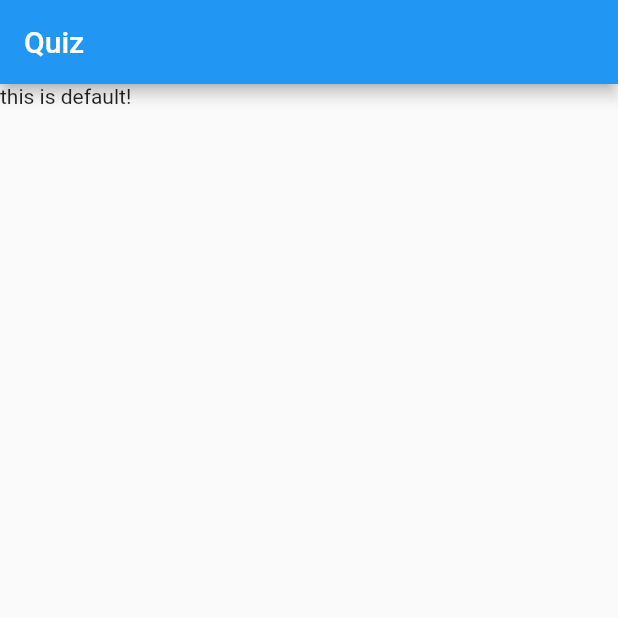
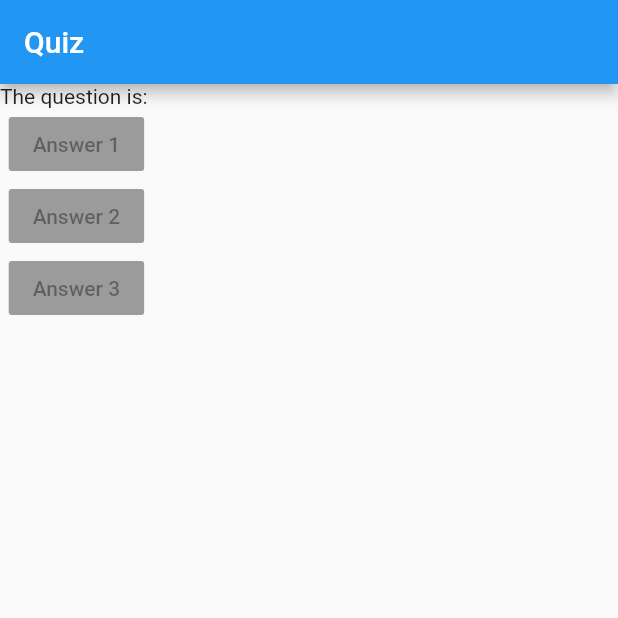
Before and after one commit to ashishu8888/QuizApp, a Flutter app: the screen it shows after launch, on a phone screen of 412 x 824 dp, the top half of it. Run offline on Flutter 3.47's test engine with Material 2 defaults, Android fonts, the phone set to English and light mode, and no system bars.

Commit message:
day1->raised buttons

```diff
--- a/lib/main.dart
+++ b/lib/main.dart
@@ -1,3 +1,5 @@
+// ignore_for_file: deprecated_member_use
+
 import 'package:flutter/material.dart';
 
 void main() => runApp(const MyApp());
@@ -12,7 +14,21 @@ class MyApp extends StatelessWidget {
         appBar: AppBar(
           title: const Text('Quiz'),
         ),
-        body: const Text('this is default!'),
+        body: Column(children: const [
+          Text('The question is: '),
+          RaisedButton(
+            child: Text('Answer 1'),
+            onPressed: null,
+          ),
+          RaisedButton(
+            child: Text('Answer 2'),
+            onPressed: null,
+          ),
+          RaisedButton(
+            child: Text('Answer 3'),
+            onPressed: null,
+          )
+        ]),
       ),
     );
   }
```
